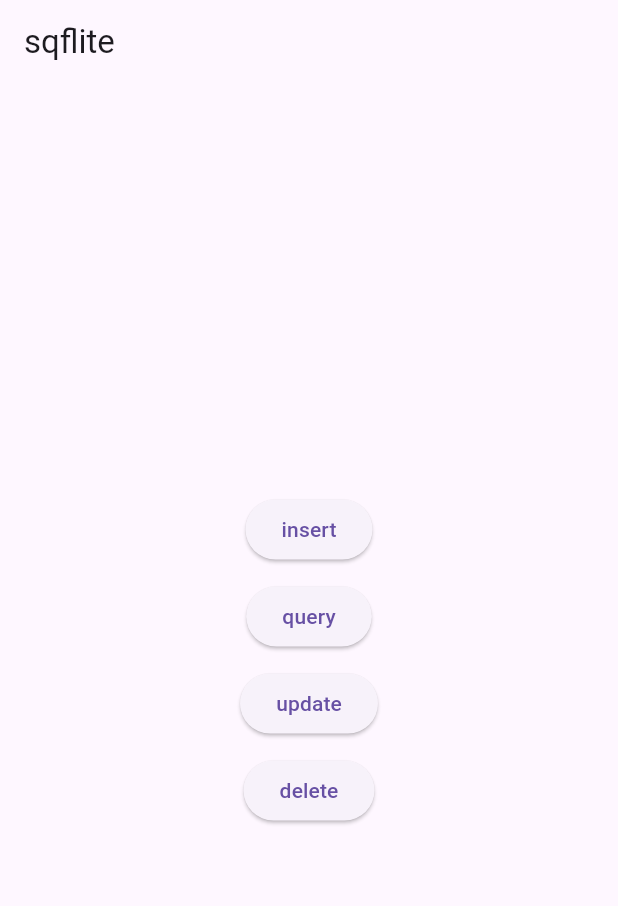
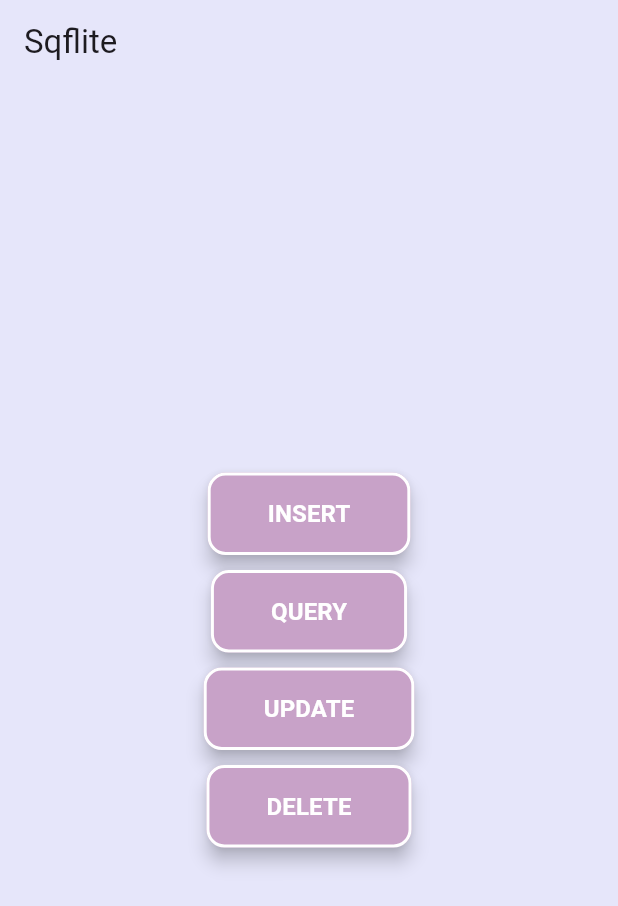
Before and after one commit to JJPatel03/act10, a Flutter app: the screen it shows after launch, on a phone screen of 412 x 824 dp. Shown: the top 906 px of the screen. Run offline on Flutter 3.47's test engine with Material 3 defaults, Android fonts, the phone set to English and light mode, and no system bars; our stand-ins replace sqflite; accounts and stored records are empty.

Commit message:
added code in databasehelper file and main file and styles to the buttons and background

```diff
--- a/lib/main.dart
+++ b/lib/main.dart
@@ -1,13 +1,10 @@
 import 'package:flutter/material.dart';
 import 'database_helper.dart';
 
-// Here we are using a global variable. You can use something like
-// get_it in a production app.
 final dbHelper = DatabaseHelper();
 
 Future<void> main() async {
   WidgetsFlutterBinding.ensureInitialized();
-  // initialize the database
   await dbHelper.init();
   runApp(const MyApp());
 }
@@ -30,46 +27,58 @@ class MyApp extends StatelessWidget {
 class MyHomePage extends StatelessWidget {
   const MyHomePage({super.key});
 
-  // homepage layout
   @override
   Widget build(BuildContext context) {
     return Scaffold(
+      backgroundColor: const Color(0xFFE6E6FA), // lavender
       appBar: AppBar(
-        title: const Text('sqflite'),
+        backgroundColor: const Color(0xFFE6E6FA),
+        title: const Text('Sqflite'),
       ),
       body: Center(
         child: Column(
           mainAxisAlignment: MainAxisAlignment.center,
           children: <Widget>[
-            ElevatedButton(
-              onPressed: _insert,
-              child: const Text('insert'),
-            ),
+            _buildStyledButton('insert', _insert),
             const SizedBox(height: 10),
-            ElevatedButton(
-              onPressed: _query,
-              child: const Text('query'),
-            ),
+            _buildStyledButton('query', _query),
             const SizedBox(height: 10),
-            ElevatedButton(
-              onPressed: _update,
-              child: const Text('update'),
-            ),
+            _buildStyledButton('update', _update),
             const SizedBox(height: 10),
-            ElevatedButton(
-              onPressed: _delete,
-              child: const Text('delete'),
-            ),
+            _buildStyledButton('delete', _delete),
           ],
         ),
       ),
     );
   }
 
-  // Button onPressed methods
+  // Reusable styled button widget
+  Widget _buildStyledButton(String label, VoidCallback onPressed) {
+    return Padding(
+      padding: const EdgeInsets.symmetric(horizontal: 20.0),
+      child: ElevatedButton(
+        onPressed: onPressed,
+        style: ElevatedButton.styleFrom(
+          backgroundColor: const Color(0xFFC8A2C8), // Light lavender button
+          foregroundColor: Colors.white, // White text
+          padding: const EdgeInsets.symmetric(vertical: 16.0, horizontal: 40.0),
+          shape: RoundedRectangleBorder(
+            borderRadius: BorderRadius.circular(12.0),
+            side: const BorderSide(color: Colors.white, width: 2.0), // Border
+          ),
+          elevation: 5,
+        ),
+        child: Text(
+          label.toUpperCase(),
+          style: const TextStyle(fontSize: 16, fontWeight: FontWeight.bold),
+        ),
+      ),
+    );
+  }
+
+  // Button functions
 
   void _insert() async {
-    // row to insert
     Map<String, dynamic> row = {
       DatabaseHelper.columnName: 'Bob',
       DatabaseHelper.columnAge: 23
@@ -87,7 +96,6 @@ class MyHomePage extends StatelessWidget {
   }
 
   void _update() async {
-    // row to update
     Map<String, dynamic> row = {
       DatabaseHelper.columnId: 1,
       DatabaseHelper.columnName: 'Mary',
@@ -98,7 +106,6 @@ class MyHomePage extends StatelessWidget {
   }
 
   void _delete() async {
-    // Assuming that the number of rows is the id for the last row.
     final id = await dbHelper.queryRowCount();
     final rowsDeleted = await dbHelper.delete(id);
     debugPrint('deleted $rowsDeleted row(s): row $id');
```
